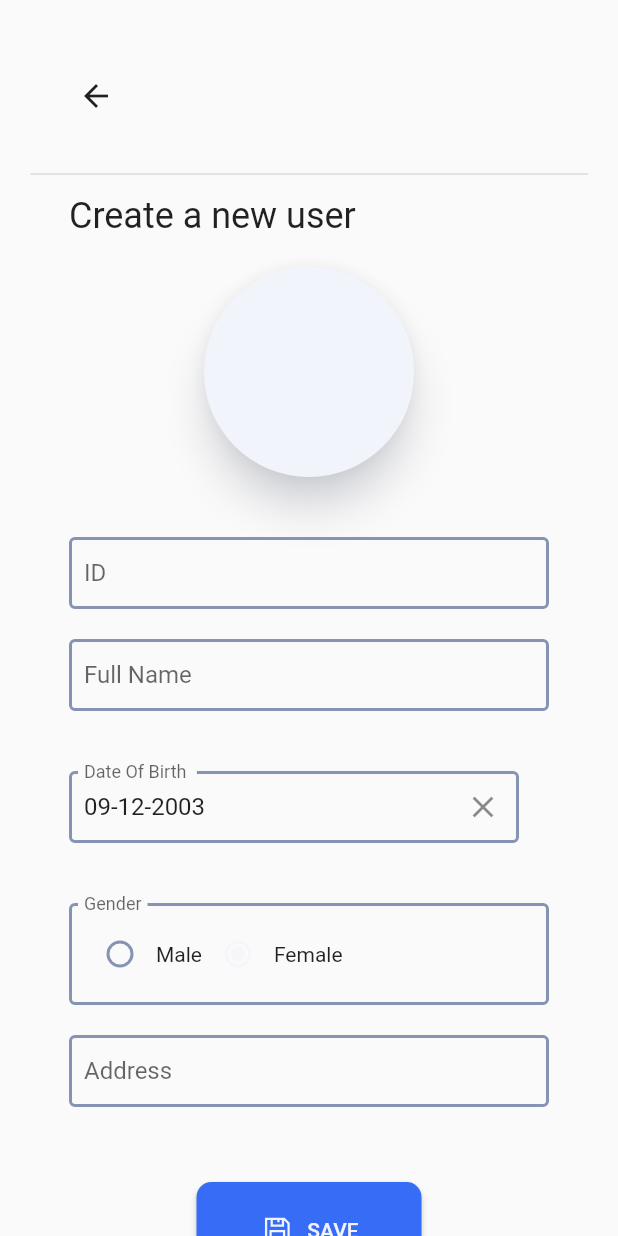
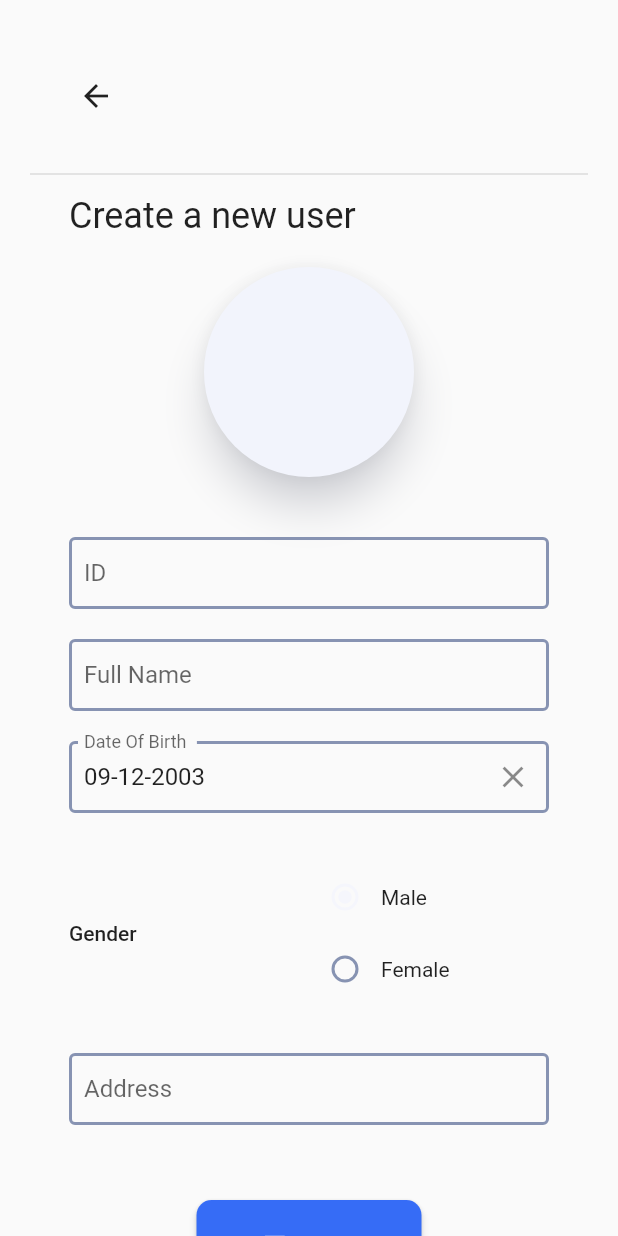
Before and after one commit to tcmhoang/AMS, a Flutter app: the screen it shows after launch, after a tap on the "menu" icon, after a tap on "Add user", on a phone screen of 412 x 824 dp. Run offline on Flutter 3.47's test engine with Material 2 defaults, Android fonts, the light colour scheme and no system bars; drawn by our look-alikes of datetime_picker_formfield, flutter_form_builder; our stand-ins replace dropdown_search, flash, freezed_annotation, google_fonts, line_icons, package_info_plus and 4 more; missing offline and left inert: file_selector, flex_color_picker, flutter_luban, flutter_simple_dependency_injection, window_size; accounts and stored records are empty.

Commit message:
Decomposed user details and save data into db

```diff
--- a/lib/pages/detail/components/user_details.dart
+++ b/lib/pages/detail/components/user_details.dart
@@ -36,10 +36,10 @@ class UserDetails extends StatelessWidget {
       key: _formKey,
       initialValue: <String, dynamic>{
         'id': data?.id.toString(),
-        'avatar': data?.urlImage,
+        'urlImage': data?.urlImage,
         'fullName': data?.fullName,
         'dob': data?.dob ?? validDate.millisecondsSinceEpoch,
-        'gender': data?.gender == 1 ? Gender.MALE : Gender.FEMALE,
+        'gender': data?.gender ?? 1,
         'address': data?.address,
       },
       child: <Widget>[
@@ -97,8 +97,7 @@ class UserDetails extends StatelessWidget {
         primary: kPrimaryColor,
       ),
       onPressed: () async {
-        if (_formKey.currentState!.validate()) {
-          // await _saveData();
+        if (_formKey.currentState!.saveAndValidate() && await _saveData()) {
           Provider.of<MainScreenProvider>(context, listen: false).listData =
               fetchAll();
           showTopFlash(
@@ -122,31 +121,23 @@ class UserDetails extends StatelessWidget {
     );
   }
 
-  // Future<void> _saveData() async {
-  //   if (_data == null) {
-  //     _avatar = await saveImage(_avatar, 'avatar');
-  //     await create(
-  //       User(
-  //         1,
-  //         _fnameController.text,
-  //         dateFormatter.parse(_dobController.text).millisecondsSinceEpoch,
-  //         _gender.index,
-  //         _addrController.text,
-  //         _avatar,
-  //       ),
-  //     );
-  //   } else {
-  //     await update(
-  //       _data!.id,
-  //       _data!.copyWith(
-  //         fullName: _fnameController.text,
-  //         dob: dateFormatter.parse(_dobController.text).millisecondsSinceEpoch,
-  //         address: _addrController.text,
-  //         gender: _gender.index,
-  //       ),
-  //     );
-  //   }
-  // }
+  Future<bool> _saveData() async {
+    final String savedPath = await saveImage(
+        _formKey.currentState!.fields['urlImage']!.value as String, 'urlImage');
+    _formKey.currentState!.fields['urlImage']!.didChange(savedPath);
+
+    if (savedPath.isNotEmpty) {
+      _formKey.currentState!.save();
+    }
+    _formKey.currentState!.setInternalFieldValue(
+        'id', int.parse(_formKey.currentState!.value['id'] as String));
+    if (data == null) {
+      return create(User.fromJson(_formKey.currentState!.value));
+    } else {
+      deleteImage(data!.urlImage);
+      return update(data!.id, User.fromJson(_formKey.currentState!.value));
+    }
+  }
 
   Widget _renderDob(BuildContext context) => FormBuilderField<int>(
         name: 'dob',
@@ -174,26 +165,36 @@ class UserDetails extends StatelessWidget {
             );
           },
         ),
-      ).padding(vertical: kDefaultPadding, right: kDefaultPadding);
+      );
 
-  Widget _renderGender(BuildContext context) => FormBuilderRadioGroup<Gender>(
+  Widget _renderGender(BuildContext context) => <Widget>[
+        Text(
+          'Gender',
+          style: Theme.of(context).textTheme.bodyText1,
+        ).expanded(),
+        FormBuilderRadioGroup<int>(
           name: 'gender',
-        decoration: getDefaultInputDecoration(title: 'Gender'),
-        separator: const Spacer(),
-        options: const <FormBuilderFieldOption<Gender>>[
-          FormBuilderFieldOption<Gender>(
-            value: Gender.MALE,
+          decoration: const InputDecoration(
+            enabledBorder: InputBorder.none,
+            border: InputBorder.none,
+          ),
+          wrapSpacing: 50,
+          orientation: OptionsOrientation.wrap,
+          options: const <FormBuilderFieldOption<int>>[
+            FormBuilderFieldOption<int>(
+              value: 1,
               child: Text('Male'),
             ),
-          FormBuilderFieldOption<Gender>(
-            value: Gender.FEMALE,
+            FormBuilderFieldOption<int>(
+              value: 0,
               child: Text('Female'),
             ),
           ],
-      );
+        ).expanded(),
+      ].toRow();
 
   Widget _renderAvatar(BuildContext context) => FormBuilderField<String>(
-        name: 'avatar',
+        name: 'urlImage',
         builder: (FormFieldState<String?> field) => CircleAvatar(
           radius: 70,
           foregroundImage: field.value?.isEmpty ??
@@ -221,5 +222,3 @@ class UserDetails extends StatelessWidget {
             .padding(bottom: kDefaultPadding),
       );
 }
-
-enum Gender { MALE, FEMALE }
```
Also changed, not shown: lib/components/form_utils.dart (+14 -1 lines), lib/domains/user_repository/src/models.dart (+9 -3 lines), lib/domains/user_repository/user_repository.dart (+10 -2 lines). Lines whose indentation alone changed are shown as unchanged.
